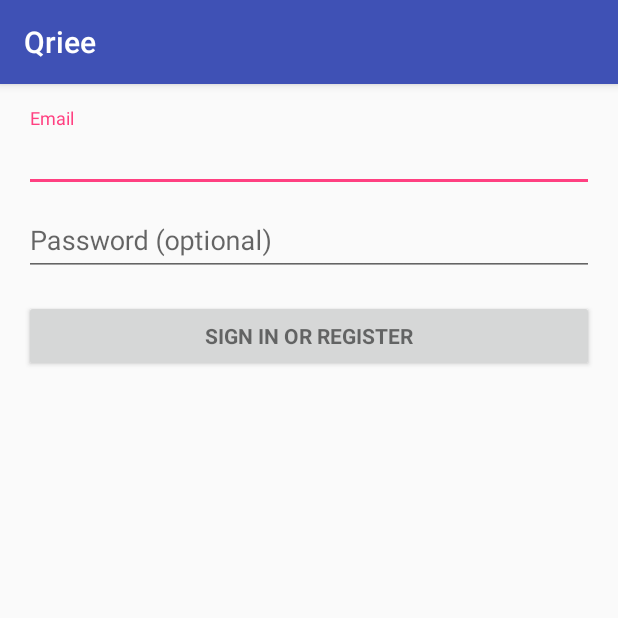
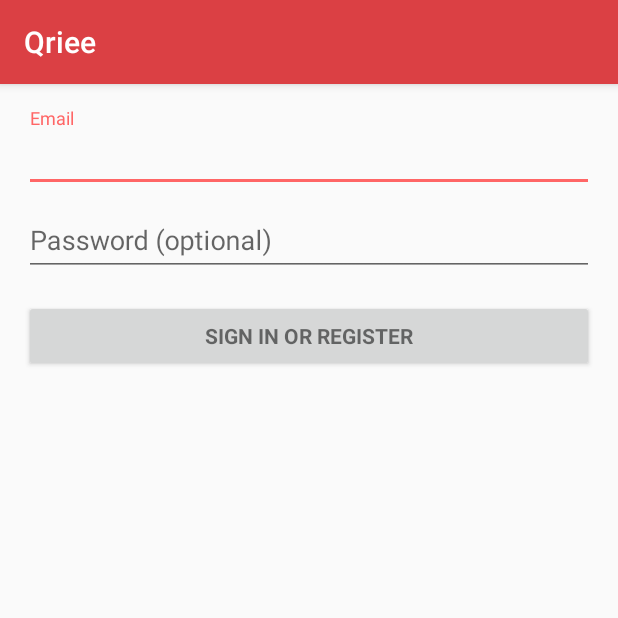
Before and after one commit to devclub-iitd/Qriee, an Android app: the screen it shows after launch (LoginActivity), on a phone screen of 412 x 824 dp, the top half of it. Run offline under Robolectric (Android 15) with nearby library versions, the phone set to English and light mode, and no system bars; 2 statements that could not run were skipped.

Commit message:
idea files, colors added

```diff
--- a/app/src/main/res/values/colors.xml
+++ b/app/src/main/res/values/colors.xml
@@ -1,6 +1,6 @@
 <?xml version="1.0" encoding="utf-8"?>
 <resources>
-    <color name="colorPrimary">#3F51B5</color>
-    <color name="colorPrimaryDark">#303F9F</color>
-    <color name="colorAccent">#FF4081</color>
+    <color name="colorPrimary">#db4044</color>
+    <color name="colorPrimaryDark">#c62828</color>
+    <color name="colorAccent">#ff6666</color>
 </resources>
```
